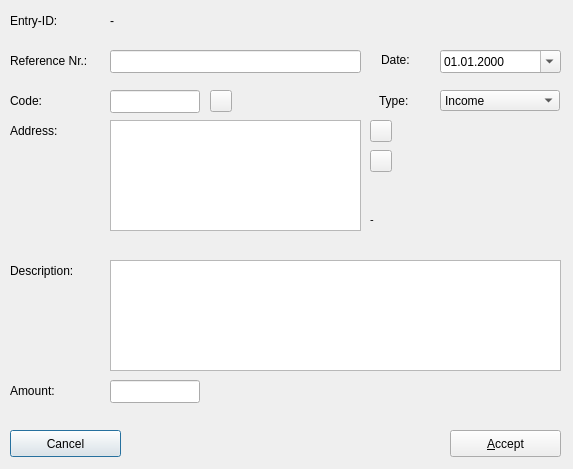
Before: the Qt Designer form trunk/ui/accountseditfrm.ui in BackupTheBerlios/first4-svn, drawn with Qt 5.
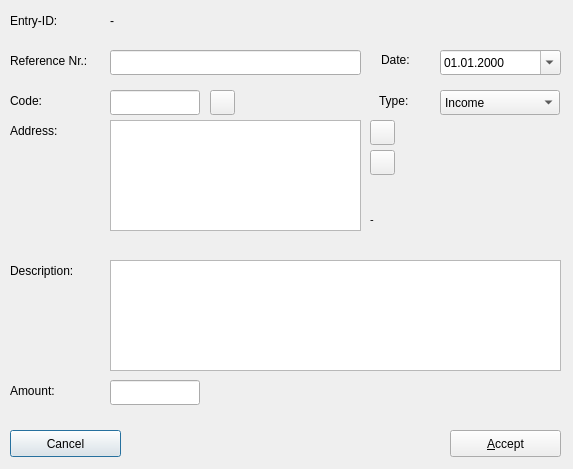
After: the same form once the commit is applied. Icons and pictures are not drawn.

What changed in the file:
```diff
--- a/trunk/ui/accountseditfrm.ui
+++ b/trunk/ui/accountseditfrm.ui
@@ -42,7 +42,7 @@
      <x>110</x>
      <y>50</y>
      <width>251</width>
-     <height>23</height>
+     <height>25</height>
     </rect>
    </property>
    <property name="font" >
@@ -162,7 +162,7 @@
      <x>110</x>
      <y>380</y>
      <width>90</width>
-     <height>23</height>
+     <height>25</height>
     </rect>
    </property>
    <property name="font" >
@@ -219,7 +219,7 @@
      <x>440</x>
      <y>90</y>
      <width>120</width>
-     <height>21</height>
+     <height>25</height>
     </rect>
    </property>
    <property name="font" >
@@ -265,7 +265,7 @@
      <x>110</x>
      <y>90</y>
      <width>90</width>
-     <height>23</height>
+     <height>25</height>
     </rect>
    </property>
    <property name="font" >
@@ -301,7 +301,7 @@
      <x>440</x>
      <y>50</y>
      <width>121</width>
-     <height>23</height>
+     <height>25</height>
     </rect>
    </property>
    <property name="displayFormat" >
@@ -368,8 +368,8 @@
     <rect>
      <x>370</x>
      <y>120</y>
-     <width>22</width>
-     <height>22</height>
+     <width>25</width>
+     <height>25</height>
     </rect>
    </property>
    <property name="text" >
@@ -384,8 +384,8 @@
     <rect>
      <x>370</x>
      <y>150</y>
-     <width>22</width>
-     <height>22</height>
+     <width>25</width>
+     <height>25</height>
     </rect>
    </property>
    <property name="text" >
@@ -400,8 +400,8 @@
     <rect>
      <x>210</x>
      <y>90</y>
-     <width>22</width>
-     <height>22</height>
+     <width>25</width>
+     <height>25</height>
     </rect>
    </property>
    <property name="text" >
```
